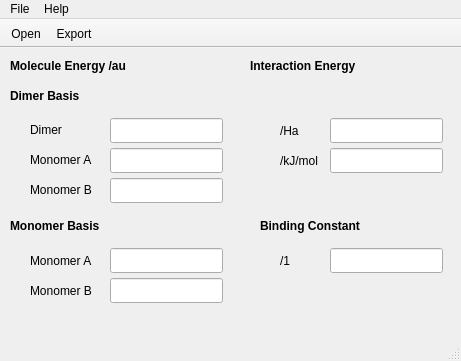
This is src/cpp/mainwindow.ui in BHazel/Encounter as Qt 5 draws it before an edit. The edited form follows.
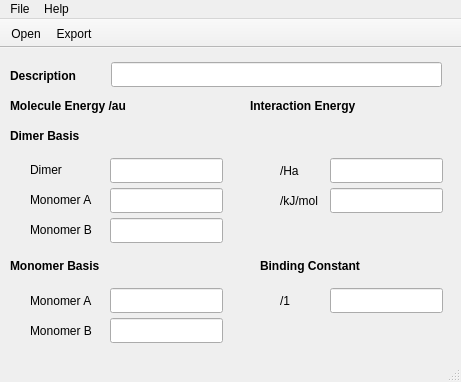
This is the edited form. Icons and pictures are not drawn.

What changed in the file:
```diff
--- a/src/cpp/mainwindow.ui
+++ b/src/cpp/mainwindow.ui
@@ -7,19 +7,19 @@
     <x>0</x>
     <y>0</y>
     <width>461</width>
-    <height>361</height>
+    <height>382</height>
    </rect>
   </property>
   <property name="minimumSize">
    <size>
     <width>461</width>
-    <height>361</height>
+    <height>382</height>
    </size>
   </property>
   <property name="maximumSize">
    <size>
     <width>461</width>
-    <height>361</height>
+    <height>382</height>
    </size>
   </property>
   <property name="windowTitle">
@@ -30,7 +30,7 @@
     <property name="geometry">
      <rect>
       <x>10</x>
-      <y>40</y>
+      <y>80</y>
       <width>81</width>
       <height>16</height>
      </rect>
@@ -49,7 +49,7 @@
     <property name="geometry">
      <rect>
       <x>10</x>
-      <y>170</y>
+      <y>210</y>
       <width>111</width>
       <height>16</height>
      </rect>
@@ -68,7 +68,7 @@
     <property name="geometry">
      <rect>
       <x>30</x>
-      <y>74</y>
+      <y>114</y>
       <width>81</width>
       <height>16</height>
      </rect>
@@ -81,7 +81,7 @@
     <property name="geometry">
      <rect>
       <x>10</x>
-      <y>10</y>
+      <y>50</y>
       <width>151</width>
       <height>16</height>
      </rect>
@@ -100,7 +100,7 @@
     <property name="geometry">
      <rect>
       <x>110</x>
-      <y>70</y>
+      <y>110</y>
       <width>113</width>
       <height>25</height>
      </rect>
@@ -110,7 +110,7 @@
     <property name="geometry">
      <rect>
       <x>110</x>
-      <y>100</y>
+      <y>140</y>
       <width>113</width>
       <height>25</height>
      </rect>
@@ -120,7 +120,7 @@
     <property name="geometry">
      <rect>
       <x>110</x>
-      <y>130</y>
+      <y>170</y>
       <width>113</width>
       <height>25</height>
      </rect>
@@ -130,7 +130,7 @@
     <property name="geometry">
      <rect>
       <x>30</x>
-      <y>104</y>
+      <y>144</y>
       <width>81</width>
       <height>16</height>
      </rect>
@@ -143,7 +143,7 @@
     <property name="geometry">
      <rect>
       <x>30</x>
-      <y>134</y>
+      <y>174</y>
       <width>81</width>
       <height>16</height>
      </rect>
@@ -156,7 +156,7 @@
     <property name="geometry">
      <rect>
       <x>110</x>
-      <y>200</y>
+      <y>240</y>
       <width>113</width>
       <height>25</height>
      </rect>
@@ -166,7 +166,7 @@
     <property name="geometry">
      <rect>
       <x>110</x>
-      <y>230</y>
+      <y>270</y>
       <width>113</width>
       <height>25</height>
      </rect>
@@ -176,7 +176,7 @@
     <property name="geometry">
      <rect>
       <x>30</x>
-      <y>205</y>
+      <y>245</y>
       <width>81</width>
       <height>16</height>
      </rect>
@@ -189,7 +189,7 @@
     <property name="geometry">
      <rect>
       <x>30</x>
-      <y>235</y>
+      <y>275</y>
       <width>81</width>
       <height>16</height>
      </rect>
@@ -202,7 +202,7 @@
     <property name="geometry">
      <rect>
       <x>250</x>
-      <y>10</y>
+      <y>50</y>
       <width>171</width>
       <height>16</height>
      </rect>
@@ -221,7 +221,7 @@
     <property name="geometry">
      <rect>
       <x>330</x>
-      <y>70</y>
+      <y>110</y>
       <width>113</width>
       <height>25</height>
      </rect>
@@ -231,7 +231,7 @@
     <property name="geometry">
      <rect>
       <x>330</x>
-      <y>100</y>
+      <y>140</y>
       <width>113</width>
       <height>25</height>
      </rect>
@@ -241,7 +241,7 @@
     <property name="geometry">
      <rect>
       <x>280</x>
-      <y>75</y>
+      <y>115</y>
       <width>41</width>
       <height>16</height>
      </rect>
@@ -254,7 +254,7 @@
     <property name="geometry">
      <rect>
       <x>280</x>
-      <y>105</y>
+      <y>145</y>
       <width>41</width>
       <height>16</height>
      </rect>
@@ -267,7 +267,7 @@
     <property name="geometry">
      <rect>
       <x>260</x>
-      <y>170</y>
+      <y>210</y>
       <width>121</width>
       <height>16</height>
      </rect>
@@ -286,7 +286,7 @@
     <property name="geometry">
      <rect>
       <x>280</x>
-      <y>205</y>
+      <y>245</y>
       <width>21</width>
       <height>16</height>
      </rect>
@@ -299,12 +299,41 @@
     <property name="geometry">
      <rect>
       <x>330</x>
-      <y>200</y>
+      <y>240</y>
       <width>113</width>
       <height>25</height>
      </rect>
     </property>
    </widget>
+   <widget class="QLabel" name="lblDescription">
+    <property name="geometry">
+     <rect>
+      <x>10</x>
+      <y>20</y>
+      <width>71</width>
+      <height>16</height>
+     </rect>
+    </property>
+    <property name="font">
+     <font>
+      <weight>75</weight>
+      <bold>true</bold>
+     </font>
+    </property>
+    <property name="text">
+     <string>Description</string>
+    </property>
+   </widget>
+   <widget class="QLineEdit" name="txtDescription">
+    <property name="geometry">
+     <rect>
+      <x>111</x>
+      <y>14</y>
+      <width>331</width>
+      <height>25</height>
+     </rect>
+    </property>
+   </widget>
   </widget>
   <widget class="QMenuBar" name="menuBar">
    <property name="geometry">
```
Left out of the diff: 4 changed lines with no effect on the pictures.
